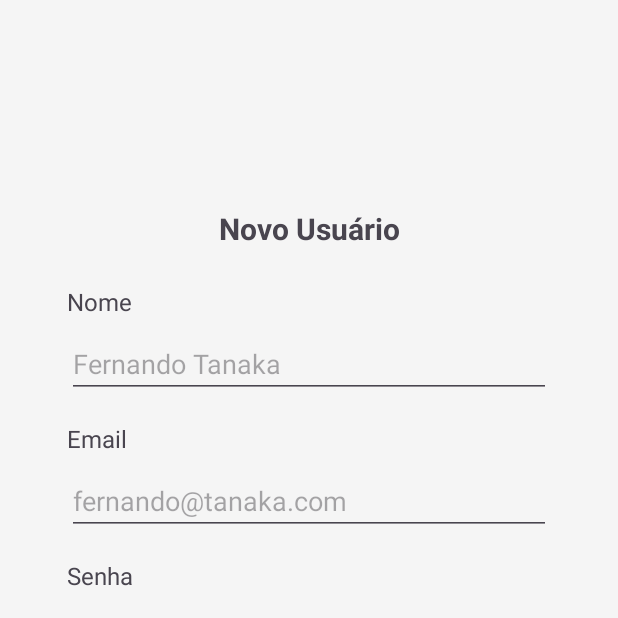
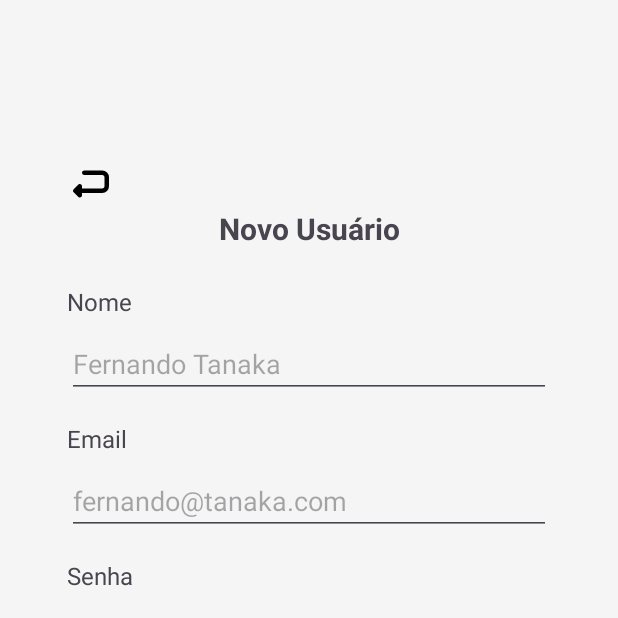
Before and after one commit to ftanakaceub/PDM-B-092520900, an Android app: the CreateUserFragment screen opened through its navigation route, on a phone screen of 412 x 824 dp, the top half of it. Run offline under Robolectric (Android 15) with nearby library versions, the phone set to English and light mode, and no system bars.

```diff
--- a/app/src/main/java/com/example/cuidarmais/ui/fragments/CreateUserFragment.kt
+++ b/app/src/main/java/com/example/cuidarmais/ui/fragments/CreateUserFragment.kt
@@ -4,9 +4,11 @@ import android.os.Bundle
 import android.view.LayoutInflater
 import android.view.View
 import android.view.ViewGroup
+import android.widget.ImageView
 import androidx.fragment.app.Fragment
 import androidx.fragment.app.activityViewModels
 import androidx.navigation.fragment.findNavController
+import com.example.cuidarmais.R
 import com.example.cuidarmais.databinding.FragmentCreateUserBinding
 import com.example.cuidarmais.ui.viewmodels.UserViewModel
 import com.example.cuidarmais.ui.viewmodels.UserViewModelFactory
@@ -31,6 +33,8 @@ class CreateUserFragment : Fragment() {
     override fun onViewCreated(view: View, savedInstanceState: Bundle?) {
         super.onViewCreated(view, savedInstanceState)
 
+        binding.btnBack.setOnClickListener { findNavController().navigate(R.id.loginFragment) }
+
         binding.btnSalvar.setOnClickListener {
             val name = binding.editName.text.toString().trim()
             val email = binding.editEmail.text.toString().trim()
--- /dev/null
+++ b/app/src/main/res/drawable/ic_back.xml
@@ -0,0 +1,9 @@
+<vector xmlns:android="http://schemas.android.com/apk/res/android"
+    android:width="800dp"
+    android:height="800dp"
+    android:viewportWidth="32"
+    android:viewportHeight="32">
+  <path
+      android:pathData="M0,21.984q0.032,-0.8 0.608,-1.376l4,-4q0.448,-0.48 1.056,-0.576t1.12,0.128 0.864,0.736 0.352,1.12v1.984h18.016q0.8,0 1.408,-0.576t0.576,-1.408v-8q0,-0.832 -0.576,-1.408t-1.408,-0.608h-16q-0.736,0 -1.248,-0.416t-0.64,-0.992 0,-1.152 0.64,-1.024 1.248,-0.416h16q2.464,0 4.224,1.76t1.76,4.256v8q0,2.496 -1.76,4.224t-4.224,1.76h-18.016v2.016q0,0.64 -0.352,1.152t-0.896,0.704 -1.12,0.096 -1.024,-0.544l-4,-4q-0.64,-0.608 -0.608,-1.44z"
+      android:fillColor="#000000"/>
+</vector>
--- a/app/src/main/res/layout/fragment_create_user.xml
+++ b/app/src/main/res/layout/fragment_create_user.xml
@@ -6,6 +6,20 @@
     android:layout_height="match_parent"
     android:padding="24dp"
     tools:context=".ui.fragments.CreateUserFragment">
+
+    <!-- Botão de Voltar -->
+    <ImageView
+        android:id="@+id/btnBack"
+        android:layout_width="32dp"
+        android:layout_height="32dp"
+        android:src="@drawable/ic_back"
+        android:contentDescription="Voltar"
+        app:layout_constraintTop_toTopOf="parent"
+        app:layout_constraintStart_toStartOf="parent"
+        android:layout_marginTop="0dp"
+        android:padding="4dp"
+        android:clickable="true"
+        android:focusable="true"/>
 
     <!-- Título -->
     <TextView
```
